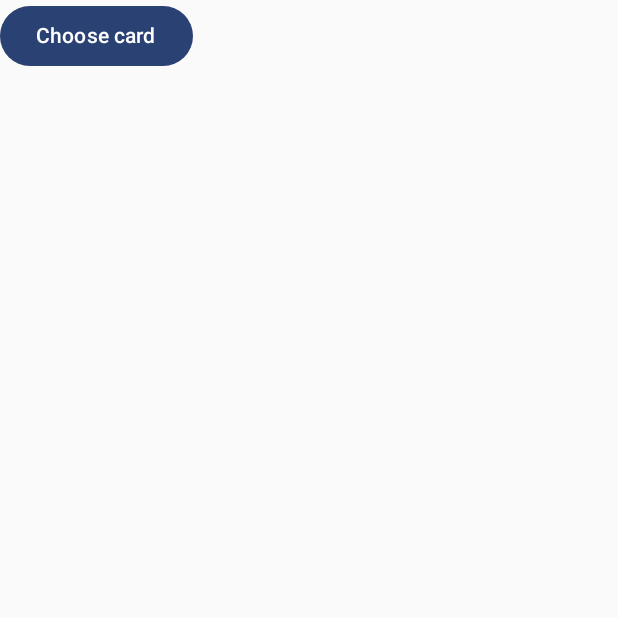
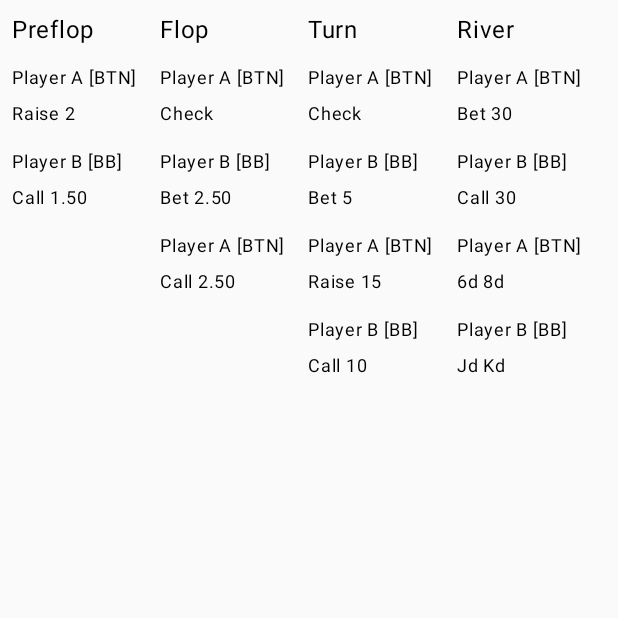
Before and after one commit to itochan/poker-hand-review-app, an Android app built with Jetpack Compose: the screen it shows after launch (MainActivity), on a phone screen of 412 x 824 dp, the top half of it. Run offline under Robolectric (Android 15) with nearby library versions, the phone set to English and light mode, and no system bars.

Commit message:
Show sample hand review

```diff
--- a/app/src/main/java/app/itochan/handreview/Review.kt
+++ b/app/src/main/java/app/itochan/handreview/Review.kt
@@ -1,21 +1,139 @@
 package app.itochan.handreview
 
 import androidx.compose.foundation.layout.Column
+import androidx.compose.foundation.layout.Row
 import androidx.compose.foundation.layout.fillMaxSize
-import androidx.compose.material3.Button
+import androidx.compose.foundation.layout.padding
 import androidx.compose.material3.Text
 import androidx.compose.runtime.Composable
 import androidx.compose.ui.Modifier
+import androidx.compose.ui.unit.dp
+import androidx.compose.ui.unit.sp
 import androidx.navigation.NavHostController
 import app.itochan.handreview.ui.theme.PokerHandReviewAppTheme
 
 @Composable
 fun Review(navController: NavHostController) {
+  val playerA = "Player A"
+  val playerB = "Player B"
+  val positionBtn = "BTN"
+  val positionBb = "BB"
+
   PokerHandReviewAppTheme {
-    Column(modifier = Modifier.fillMaxSize()) {
-      Button(onClick = { navController.navigate("choose_card") }) {
-        Text(text = "Choose card")
+    Row(
+      modifier = Modifier
+        .fillMaxSize()
+        .padding(8.dp)
+    ) {
+      Column(modifier = Modifier.weight(1f)) {
+        Text(
+          modifier = Modifier.padding(bottom = 8.dp),
+          text = "Preflop"
+        )
+        Action(
+          name = playerA,
+          position = positionBtn,
+          action = "Raise 2"
+        )
+        Action(
+          name = playerB,
+          position = positionBb,
+          action = "Call 1.50"
+        )
+      }
+      Column(modifier = Modifier.weight(1f)) {
+        Text(
+          modifier = Modifier.padding(bottom = 8.dp),
+          text = "Flop"
+        )
+        Action(
+          name = playerA,
+          position = positionBtn,
+          action = "Check"
+        )
+        Action(
+          name = playerB,
+          position = positionBb,
+          action = "Bet 2.50"
+        )
+        Action(
+          name = playerA,
+          position = positionBtn,
+          action = "Call 2.50"
+        )
+      }
+      Column(modifier = Modifier.weight(1f)) {
+        Text(
+          modifier = Modifier.padding(bottom = 8.dp),
+          text = "Turn"
+        )
+        Action(
+          name = playerA,
+          position = positionBtn,
+          action = "Check"
+        )
+        Action(
+          name = playerB,
+          position = positionBb,
+          action = "Bet 5"
+        )
+        Action(
+          name = playerA,
+          position = positionBtn,
+          action = "Raise 15"
+        )
+        Action(
+          name = playerB,
+          position = positionBb,
+          action = "Call 10"
+        )
+      }
+      Column(modifier = Modifier.weight(1f)) {
+        Text(
+          modifier = Modifier.padding(bottom = 8.dp),
+          text = "River"
+        )
+        Action(
+          name = playerA,
+          position = positionBtn,
+          action = "Bet 30"
+        )
+        Action(
+          name = playerB,
+          position = positionBb,
+          action = "Call 30"
+        )
+        Action(
+          name = playerA,
+          position = positionBtn,
+          action = "6d 8d"
+        )
+        Action(
+          name = playerB,
+          position = positionBb,
+          action = "Jd Kd"
+        )
       }
     }
   }
 }
+
+@Composable
+private fun Action(
+  name: String,
+  position: String,
+  action: String
+) {
+  Column(
+    modifier = Modifier.padding(bottom = 8.dp)
+  ) {
+    Text(
+      text = "$name [$position]",
+      fontSize = 12.sp
+    )
+    Text(
+      text = action,
+      fontSize = 12.sp
+    )
+  }
+}
```
